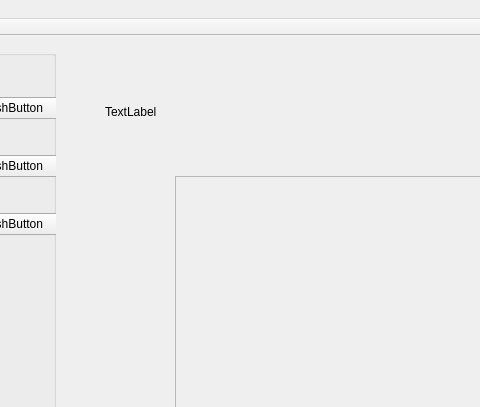
This is mainwindow.ui in mre11/sprite-editor as Qt 5 draws it before an edit; both pictures show x 155 to 635 and y 0 to 407 of the 1268 by 706 pixel window. The edited form follows.
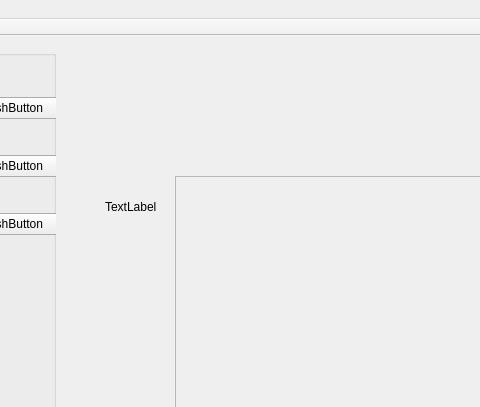
This is the edited form. Custom widgets are drawn as their Qt base class.

The edit to the form file:
```diff
--- a/mainwindow.ui
+++ b/mainwindow.ui
@@ -236,8 +236,8 @@
      <rect>
       <x>260</x>
       <y>30</y>
-      <width>131</width>
-      <height>91</height>
+      <width>271</width>
+      <height>281</height>
      </rect>
     </property>
     <property name="text">
```
Left out of the diff: 10 changed lines with no effect on the pictures.
